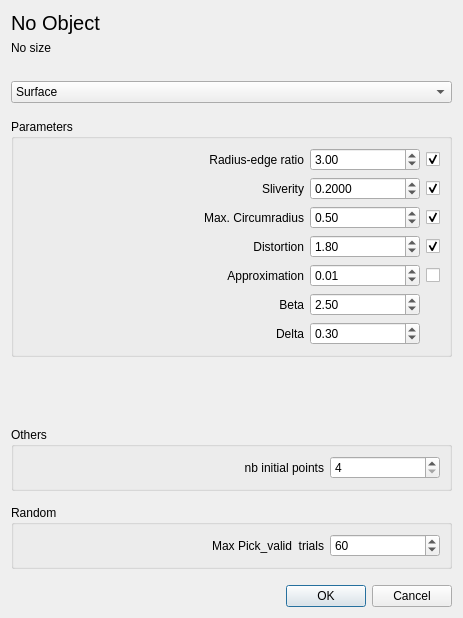
This is Anisotropic_mesh_3/demo/ui_files/Aniso_meshing_dialog.ui in MaelRL/cgal as Qt 5 draws it before an edit. The edited form follows.
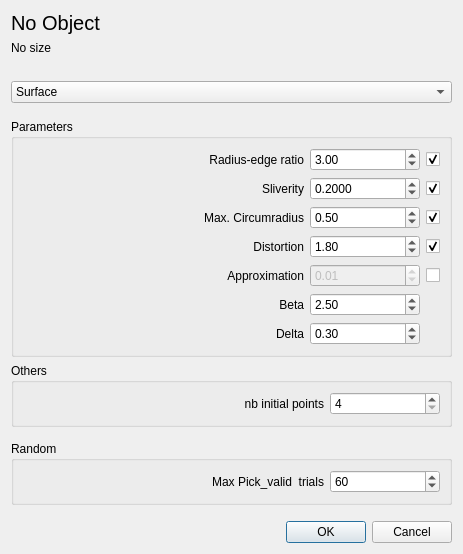
This is the edited form.

Commit message: layout details and disable approx by default

Diff of the .ui file:
```diff
--- a/Anisotropic_mesh_3/demo/ui_files/Aniso_meshing_dialog.ui
+++ b/Anisotropic_mesh_3/demo/ui_files/Aniso_meshing_dialog.ui
@@ -9,8 +9,8 @@
    <rect>
     <x>0</x>
     <y>0</y>
-    <width>437</width>
-    <height>618</height>
+    <width>455</width>
+    <height>538</height>
    </rect>
   </property>
   <property name="windowTitle">
@@ -96,7 +96,7 @@
      <property name="title">
       <string>Parameters</string>
      </property>
-     <layout class="QGridLayout" name="gridLayout_2" rowstretch="0,0,0,0,0,0,0,0,0,0" columnstretch="2,0,0">
+     <layout class="QGridLayout" name="gridLayout_2" rowstretch="0,0,0,0,0,0,0" columnstretch="2,0,0">
       <item row="0" column="2">
        <widget class="QCheckBox" name="noRadiusEdgeRatio">
         <property name="toolTip">
@@ -278,6 +278,9 @@
       </item>
       <item row="4" column="1">
        <widget class="QDoubleSpinBox" name="approximation">
+        <property name="enabled">
+         <bool>false</bool>
+        </property>
         <property name="singleStep">
          <double>0.100000000000000</double>
         </property>
```
